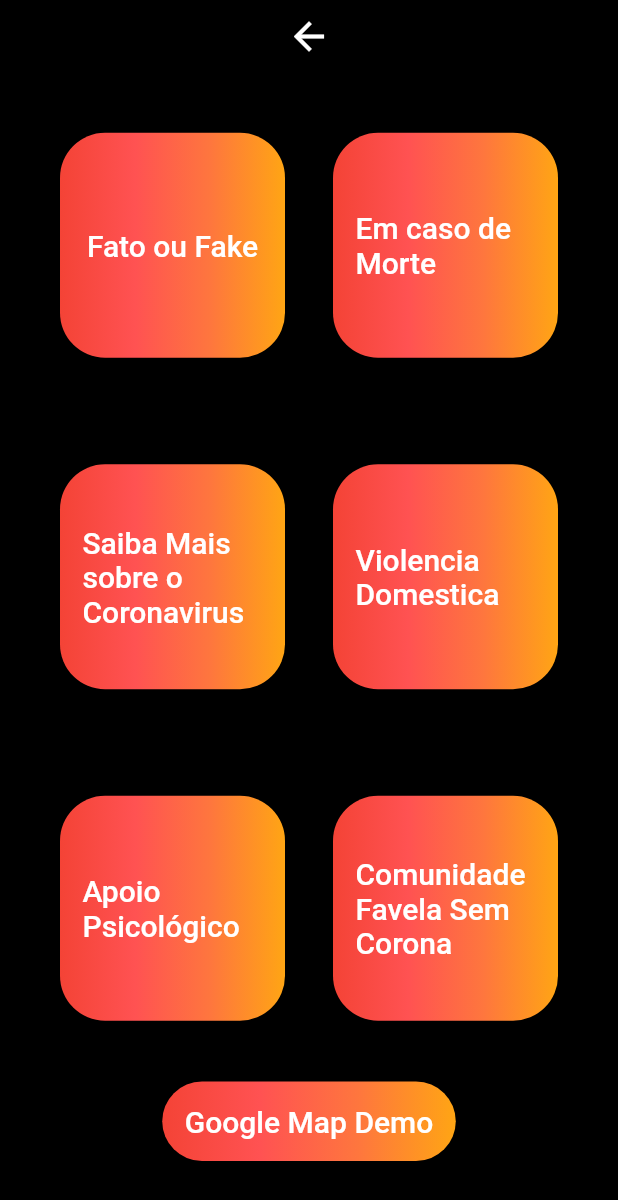
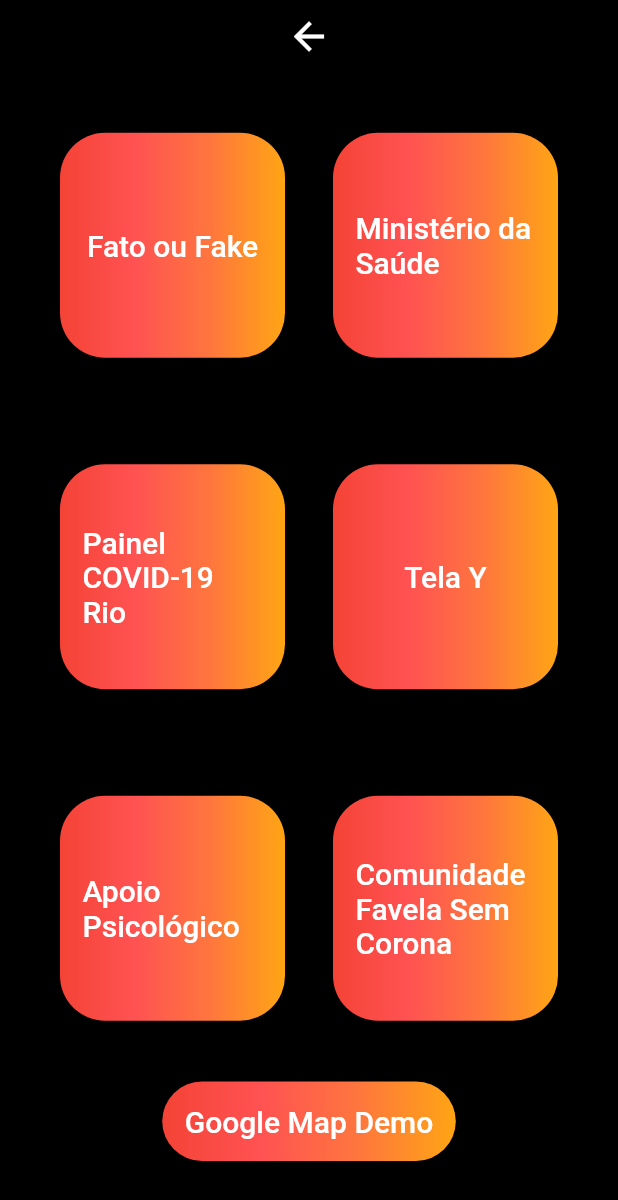
Before and after one commit to Abhimanyu121/favela_sem_corona, a Flutter app: the screen it shows after launch, after a tap on "Entrar", on a phone screen of 412 x 824 dp. Shown: the top 1200 px of the screen. Run offline on Flutter 3.47's test engine with Material 2 defaults, Android fonts, the phone set to English and light mode, and no system bars; our stand-ins replace google_maps_flutter, rflutter_alert, webview_flutter.

Commit message:
new screens

```diff
--- a/lib/main.dart
+++ b/lib/main.dart
@@ -1,3 +1,4 @@
+import 'package:favelasemcorona/screens/arcgis_covid_screen.dart';
 import 'package:favelasemcorona/screens/map_demo.dart';
 import 'package:favelasemcorona/screens/menu_screen.dart';
 import 'package:favelasemcorona/screens/quiz_screen.dart';
@@ -20,6 +21,7 @@ class FavelaSemCorona extends StatelessWidget {
         QuizScreen.id: (context) => QuizScreen(),
         WikipediaExplorer.id: (context) => WikipediaExplorer(),
         MapsDemo.id: (context) => MapsDemo(),
+        PainelCovidRioScreen.id: (context) => PainelCovidRioScreen(),
       },
     );
   }
--- a/lib/models/favelas.dart
+++ b/lib/models/favelas.dart
@@ -65,137 +65,7 @@ const List<String> favelas = [
   'Complexo São Carlos (Estácio)',
 ];
 
-List<PostoDeSaude> postosdesaude = [
-  PostoDeSaude(
-    nome: 'UPA Rocinha',
-    endereco: 'Estrada da Gávea, 520 (curva do S) - Rocinha',
-    telefone: '3322-7190',
-    horariosDeFuncionamento: ['24 horas'],
-  ),
-  PostoDeSaude(
-    nome: 'UPA Alemão',
-    endereco: 'Estrada Itararé, 951 - Ramos',
-    telefone: '3881-1656',
-    horariosDeFuncionamento: ['24 horas'],
-  ),
-  PostoDeSaude(
-    nome: 'UPA Manguinhos',
-    endereco: 'Av. Dom Helder Câmara, 1390 - Manguinhos',
-    telefone: '2332-2405',
-    horariosDeFuncionamento: ['24 horas'],
-  ),
-  PostoDeSaude(
-    nome: 'UPA Engenho de Dentro',
-    endereco: 'Rua Bernardo, s/n - Engenho de Dentro',
-    telefone: '2592-0502',
-    horariosDeFuncionamento: ['24 horas'],
-  ),
-  PostoDeSaude(
-    nome: 'UPA Madureira',
-    endereco: 'Praça dos Lavradores, s/n - Campinho',
-    telefone: '3358-2994',
-    horariosDeFuncionamento: ['24 horas'],
-  ),
-  PostoDeSaude(
-    nome: 'UPA Costa Barros',
-    endereco: 'Estrada Botafogo, s/n - Costa Barros',
-    telefone: '2508-6990',
-    horariosDeFuncionamento: ['24 horas'],
-  ),
-  PostoDeSaude(
-    nome: 'UPA Rocha Miranda',
-    endereco: 'Estrada do Barro Vermelho, s/n - Rocha Miranda',
-    telefone: '3015-6259',
-    horariosDeFuncionamento: ['24 horas'],
-  ),
-  PostoDeSaude(
-    nome: 'UPA Cidade de Deus',
-    endereco: 'Rua Edgar Werneck, s/n - Cidade de Deus',
-    telefone: '2232-3173',
-    horariosDeFuncionamento: ['24 horas'],
-  ),
-  PostoDeSaude(
-    nome: 'UPA Vila Kennedy',
-    endereco: 'Praça Dolomitas, s/n - Vila Kennedy',
-    telefone: '2405-0303 / 2405-0447',
-    lat: -22.9042218,
-    lng: -43.2614829,
-    horariosDeFuncionamento: ['24 horas'],
-  ),
-  PostoDeSaude(
-    nome: 'UPA Senador Camará',
-    endereco: 'Av. Santa Cruz, 6486 - Senador Camará',
-    telefone: '3839-3688 / 3839-5847',
-    horariosDeFuncionamento: ['24 horas'],
-  ),
-  PostoDeSaude(
-    nome: 'UPA Magalhães Bastos',
-    endereco: 'Estrada Manoel Nogueira de Sá c/ Rua Professor José Rodrigues s/n - Magalhães Bastos',
-    telefone: '3550-7080',
-    horariosDeFuncionamento: ['24 horas'],
-  ),
-  PostoDeSaude(
-    nome: 'UPA Sepetiba',
-    endereco: 'Rua José Fernandes, s/n - Alagados - Sepetiba',
-    telefone: '3404-7250',
-    horariosDeFuncionamento: ['24 horas'],
-  ),
-  PostoDeSaude(
-    nome: 'UPA Santa Cruz',
-    endereco: 'Avenida João XXIII, s/n (em frente ao CIEP Papa João XXIII) - Santa Cruz',
-    telefone: '2416-5719',
-    horariosDeFuncionamento: ['24 horas'],
-  ),
-  PostoDeSaude(
-    nome: 'UPA Paciência',
-    endereco: 'Estrada Santa Eugênia, s/n - Jardim 7 de Abril - Paciência',
-    telefone: '3406-7697 / 3426-4410',
-    horariosDeFuncionamento: ['24 horas'],
-  ),
-  PostoDeSaude(
-    nome: 'CER Centro (Souza Aguiar)',
-    endereco: 'Rua Frei Caneca, s/n (ao lado do n 52) - Centro',
-    telefone: '2507-1311',
-    horariosDeFuncionamento: ['24 horas'],
-  ),
-  PostoDeSaude(
-    nome: 'CER Leblon (Miguel Couto)',
-    endereco: 'Rua Mário Ribeiro, 1080 - Leblon',
-    telefone: '2529-9200',
-    horariosDeFuncionamento: ['24 horas'],
-  ),
-  PostoDeSaude(
-    nome: 'CER Barra da Tijuca (Lourenço Jorge)',
-    endereco: 'Av. Ayrton Senna, 2000 - Barra da Tijuca',
-    telefone: '3870-3716',
-    horariosDeFuncionamento: ['24 horas'],
-  ),
-  PostoDeSaude(
-    nome: 'CER Ilha do Governador (Evandro Freire)',
-    endereco: 'Estrada do Galeão, 2920 - Ilha do Governador',
-    telefone: '3353-6179',
-    horariosDeFuncionamento: ['24 horas'],
-  ),
-  PostoDeSaude(
-    nome: 'CER Pedro II (Pedro II)',
-    endereco: 'Rua do Prado, 325 Santa Cruz',
-    telefone: '2419-4792',
-    horariosDeFuncionamento: ['24 horas'],
-  ),
-  PostoDeSaude(
-    nome: 'CER Realengo (Albert Schweitzer)',
-    endereco: 'Rua Nilópolis, 239 - Realengo',
-    telefone: 'nao informado',
-    horariosDeFuncionamento: ['24 horas'],
-  ),
-  PostoDeSaude(
-    nome: 'CER Campo Grande (Rocha Faria)',
-    endereco: 'Av. Cesário de Melo, 3215 - Campo Grande',
-    telefone: '2233-6791 / 2233-6797',
-    horariosDeFuncionamento: ['24 horas'],
-  ),
 
-];
 
 //Fazer mapa do COVID-19 nas favelas do município do Rio de Janeiro*
 //- Total de casos, casos ativos, casos recuperados e casos fatais (Por favela) DONE
--- a/lib/models/posto_de_saude.dart
+++ b/lib/models/posto_de_saude.dart
@@ -17,3 +17,222 @@ class PostoDeSaude {
   double lng;
   int totalDeMedicos;
 }
+
+List<PostoDeSaude> postosdesaude = [
+  PostoDeSaude(
+    nome: 'UPA Rocinha',
+    endereco: 'Estrada da Gávea, 520 (curva do S) - Rocinha',
+    telefone: '3322-7190',
+    lat: -22.9892591,
+    lng: -43.2542239,
+    horariosDeFuncionamento: ['24 horas'],
+  ),
+  PostoDeSaude(
+    nome: 'UPA Alemão',
+    endereco: 'Estrada Itararé, 951 - Ramos',
+    telefone: '3881-1656',
+    lat: -22.865045,
+    lng: -43.2705581,
+    horariosDeFuncionamento: ['24 horas'],
+  ),
+  PostoDeSaude(
+    nome: 'UPA Manguinhos',
+    endereco: 'Av. Dom Helder Câmara, 1390 - Manguinhos',
+    telefone: '2332-2405 / 2332-2408',
+    lat: -22.8857398,
+    lng: -43.2532465,
+    horariosDeFuncionamento: ['24 horas'],
+  ),
+  PostoDeSaude(
+    nome: 'UPA Engenho de Dentro',
+    endereco: 'Rua Bernardo, s/n - Engenho de Dentro',
+    telefone: '2592-0502',
+    lat: -22.9035035,
+    lng: -43.3027732,
+    horariosDeFuncionamento: ['24 horas'],
+  ),
+  PostoDeSaude(
+    nome: 'UPA Madureira',
+    endereco: 'Praça dos Lavradores, s/n - Campinho',
+    telefone: '3358-2994',
+    lat: -22.882234,
+    lng: -43.3469191,
+    horariosDeFuncionamento: ['24 horas'],
+  ),
+  PostoDeSaude(
+    nome: 'UPA Costa Barros',
+    endereco: 'Estrada Botafogo, s/n - Costa Barros',
+    telefone: '2508-6990',
+    lat: -22.8217632,
+    lng: -43.3709838,
+    horariosDeFuncionamento: ['24 horas'],
+  ),
+  PostoDeSaude(
+    nome: 'UPA Rocha Miranda',
+    endereco: 'Estrada do Barro Vermelho, s/n - Rocha Miranda',
+    telefone: '3015-6259',
+    lat: -22.851331,
+    lng: -43.348782,
+    horariosDeFuncionamento: ['24 horas'],
+  ),
+  PostoDeSaude(
+    nome: 'UPA Cidade de Deus',
+    endereco: 'Rua Edgar Werneck, s/n - Cidade de Deus',
+    telefone: '2232-3173',
+    lat: -22.947204,
+    lng: -43.361688,
+    horariosDeFuncionamento: ['24 horas'],
+  ),
+  PostoDeSaude(
+    nome: 'UPA Vila Kennedy',
+    endereco: 'Praça Dolomitas, s/n - Vila Kennedy',
+    telefone: '2405-0303 / 2405-0447',
+    lat: -22.8549106,
+    lng: -43.4946111,
+    horariosDeFuncionamento: ['24 horas'],
+  ),
+  PostoDeSaude(
+    nome: 'UPA Senador Camará',
+    endereco: 'Av. Santa Cruz, 6486 - Senador Camará',
+    telefone: '3839-3688 / 3839-5847',
+    lat: -22.882471,
+    lng: -43.485547,
+    horariosDeFuncionamento: ['24 horas'],
+  ),
+  PostoDeSaude(
+    nome: 'UPA Magalhães Bastos',
+    endereco: 'Estrada Manoel Nogueira de Sá c/ Rua Professor José Rodrigues s/n - Magalhães Bastos',
+    telefone: '3550-7080 / 2018-2525',
+    lat: -22.8925313,
+    lng: -43.4197684,
+    horariosDeFuncionamento: ['24 horas'],
+  ),
+  PostoDeSaude(
+    nome: 'UPA Sepetiba',
+    endereco: 'Rua José Fernandes, s/n - Alagados - Sepetiba',
+    telefone: '3404-7250',
+    lat: -22.974701,
+    lng: -43.695961,
+    horariosDeFuncionamento: ['24 horas'],
+  ),
+  PostoDeSaude(
+    nome: 'UPA Santa Cruz',
+    endereco: 'Avenida João XXIII, s/n (em frente ao CIEP Papa João XXIII) - Santa Cruz',
+    telefone: '2416-5719',
+    lat: -22.906854,
+    lng: -43.706149,
+    horariosDeFuncionamento: ['24 horas'],
+  ),
+  PostoDeSaude(
+    nome: 'UPA Paciência',
+    endereco: 'Estrada Santa Eugênia, s/n - Jardim 7 de Abril - Paciência',
+    telefone: '3406-7697 / 3426-4410 / 3406-4790',
+    lat: -22.9271677,
+    lng: -43.6373378,
+    horariosDeFuncionamento: ['24 horas'],
+  ),
+  PostoDeSaude(
+    nome: 'CER Centro (Souza Aguiar)',
+    endereco: 'Rua Frei Caneca, s/n (ao lado do n 52) - Centro',
+    telefone: '2507-1311',
+    lat: -22.9091266,
+    lng: -43.1929243,
+    horariosDeFuncionamento: ['24 horas'],
+  ),
+  PostoDeSaude(
+    nome: 'CER Leblon (Miguel Couto)',
+    endereco: 'Rua Mário Ribeiro, 1080 - Leblon',
+    telefone: '2529-9200',
+    lat: -22.9771588,
+    lng: -43.2257906,
+    horariosDeFuncionamento: ['24 horas'],
+  ),
+  PostoDeSaude(
+    nome: 'CER Barra da Tijuca (Lourenço Jorge)',
+    endereco: 'Av. Ayrton Senna, 2000 - Barra da Tijuca',
+    telefone: '3870-3716',
+    lat: -22.9947511,
+    lng: -43.3675526,
+    horariosDeFuncionamento: ['24 horas'],
+  ),
+  PostoDeSaude(
+    nome: 'CER Ilha do Governador (Evandro Freire)',
+    endereco: 'Estrada do Galeão, 2920 - Ilha do Governador',
+    telefone: '3353-6179 / 3353-6135',
+    lat: -22.804594,
+    lng: -43.212893,
+    horariosDeFuncionamento: ['24 horas'],
+  ),
+  PostoDeSaude(
+    nome: 'CER Pedro II (Pedro II)',
+    endereco: 'Rua do Prado, 325 Santa Cruz',
+    telefone: '2419-4792 / 3313-2554 / 3365-5201',
+    lat: -22.9126616,
+    lng: -43.6898988,
+    horariosDeFuncionamento: ['24 horas'],
+  ),
+  PostoDeSaude(
+    nome: 'CER Realengo (Albert Schweitzer)',
+    endereco: 'Rua Nilópolis, 239 - Realengo',
+    telefone: '2233-6791',
+    lat: -22.8666163,
+    lng: -43.4415797,
+    horariosDeFuncionamento: ['24 horas'],
+  ),
+  PostoDeSaude(
+    nome: 'CER Campo Grande (Rocha Faria)',
+    endereco: 'Av. Cesário de Melo, 3215 - Campo Grande',
+    telefone: '2233-6791 / 2233-6797 / 2088-4500',
+    lat: -22.9082524,
+    lng: -43.5645782,
+    horariosDeFuncionamento: ['24 horas'],
+  ),
+  PostoDeSaude(
+    nome: 'Hospital Municipal Souza Aguiar',
+    endereco: 'Praça da Republica, 111 - Centro',
+    telefone: '3111-2600 / 3111-2611',
+    lat: -22.908521,
+    lng: -43.1923835,
+    horariosDeFuncionamento: ['24 horas'],
+  ),
+  PostoDeSaude(
+    nome: 'Hospital Municipal Salgado Filho',
+    endereco: 'Rua Arquias Cordeiro, 370 - Méier',
+    telefone: '3111-4100',
+    lat: -22.9005873,
+    lng: -43.2802058,
+    horariosDeFuncionamento: ['24 horas'],
+  ),
+  PostoDeSaude(
+    nome: 'Hospital Municipal Miguel Couto',
+    endereco: 'Rua Mário Ribeiro, 117 - Leblon',
+    telefone: '3111-3781',
+    lat: -22.9775794,
+    lng: -43.2262059,
+    horariosDeFuncionamento: ['24 horas'],
+  ),
+  PostoDeSaude(
+    nome: 'Hospital Municipal Lourenço Jorge',
+    endereco: 'Avenida Ayrton Senna, 2000 - Barra da Tijuca',
+    telefone: '3111-4652 / 3111-4653',
+    lat: -22.9949884,
+    lng: -43.3659493,
+    horariosDeFuncionamento: ['24 horas'],
+  ),
+  PostoDeSaude(
+    nome: 'Hospal Municipal Rocha Maia',
+    endereco: 'Rua General Severiano, 91 - Botafogo',
+    telefone: '2295-2295',
+    lat: -22.9533986,
+    lng: -43.1791515,
+    horariosDeFuncionamento: ['24 horas'],
+  ),
+  PostoDeSaude(
+    nome: 'Hospal Municipal Francisco da Silva Telles',
+    endereco: 'Av. Ubirajá, 25 - Irajá',
+    telefone: '3111-2011',
+    lat: -22.8308383,
+    lng: -43.3302707,
+    horariosDeFuncionamento: ['24 horas'],
+  ),
+];
--- /dev/null
+++ b/lib/models/posto_de_saude_markers.dart
@@ -0,0 +1,49 @@
+import 'package:google_maps_flutter/google_maps_flutter.dart';
+import 'package:favelasemcorona/models/posto_de_saude.dart';
+
+//TODO: 1. Refactor this into a list of markers
+
+List<Marker> postosdesaudemarkers = [
+Marker(
+  markerId: MarkerId(postosdesaude[0].nome),
+  position: LatLng(postosdesaude[0].lat,postosdesaude[0].lng),
+  infoWindow: InfoWindow(title: postosdesaude[0].nome, snippet: postosdesaude[0].endereco),
+  icon: BitmapDescriptor.defaultMarkerWithHue(BitmapDescriptor.hueRed),
+),
+
+ Marker(
+  markerId: MarkerId(postosdesaude[1].nome),
+  position: LatLng(postosdesaude[1].lat,postosdesaude[1].lng),
+  infoWindow: InfoWindow(title: postosdesaude[1].nome),
+  icon: BitmapDescriptor.defaultMarkerWithHue(BitmapDescriptor.hueRed,),
+),
+
+];
+
+Marker ps0Marker = Marker(
+  markerId: MarkerId(postosdesaude[0].nome),
+  position: LatLng(postosdesaude[0].lat,postosdesaude[0].lng),
+  infoWindow: InfoWindow(title: postosdesaude[0].nome, snippet: postosdesaude[0].endereco),
+  icon: BitmapDescriptor.defaultMarkerWithHue(BitmapDescriptor.hueRed),
+);
+
+Marker ps1Marker =  Marker(
+  markerId: MarkerId(postosdesaude[1].nome),
+  position: LatLng(postosdesaude[1].lat,postosdesaude[1].lng),
+  infoWindow: InfoWindow(title: postosdesaude[1].nome, snippet: postosdesaude[1].endereco),
+  icon: BitmapDescriptor.defaultMarkerWithHue(BitmapDescriptor.hueRed,),
+);
+
+Marker ps2Marker =  Marker(
+  markerId: MarkerId(postosdesaude[2].nome),
+  position: LatLng(postosdesaude[2].lat,postosdesaude[2].lng),
+  infoWindow: InfoWindow(title: postosdesaude[2].nome, snippet: postosdesaude[2].endereco),
+  icon: BitmapDescriptor.defaultMarkerWithHue(BitmapDescriptor.hueRed,),
+);
+
+Marker ps3Marker = Marker(
+  markerId: MarkerId(postosdesaude[3].nome),
+  position: LatLng(postosdesaude[3].lat,postosdesaude[3].lng),
+  infoWindow: InfoWindow(title: postosdesaude[3].nome, snippet: postosdesaude[3].endereco),
+  icon: BitmapDescriptor.defaultMarkerWithHue(BitmapDescriptor.hueRed,),
+);
--- a/lib/screens/map_demo.dart
+++ b/lib/screens/map_demo.dart
@@ -1,12 +1,18 @@
+import 'package:favelasemcorona/screens/posto_de_saude_screen.dart';
 import 'package:flutter/cupertino.dart';
 import 'package:flutter/material.dart';
 import 'package:flutter/widgets.dart';
 import 'package:google_maps_flutter/google_maps_flutter.dart';
 import 'dart:async';
 import 'package:favelasemcorona/constants.dart';
+import 'package:favelasemcorona/models/posto_de_saude_markers.dart';
+import 'package:favelasemcorona/models/posto_de_saude.dart';
 
 class MapsDemo extends StatefulWidget {
   static const id = 'maps_demo';
+
+  MapsDemo({this.postoDeSaude});
+  final PostoDeSaude postoDeSaude;
 
   @override
   _MapsDemoState createState() => _MapsDemoState();
@@ -15,31 +21,10 @@ class MapsDemo extends StatefulWidget {
 class _MapsDemoState extends State<MapsDemo> {
 
   Completer<GoogleMapController> _controller = Completer();
-  static const LatLng _center = LatLng(-22.8652092,-43.5232072);
+  static const LatLng _center = LatLng(-22.9892591,-43.2542239);
   final Set<Marker> _markers = {};
   LatLng _lastMapPosition = _center;
   MapType _currentMapType = MapType.normal;
-
-  Marker riodeJaneiroMarker = Marker(
-    markerId: MarkerId('teste'),
-    position: LatLng(-22.8952092,-43.5332072),
-    infoWindow: InfoWindow(title: 'MarkerRio'),
-    icon: BitmapDescriptor.defaultMarkerWithHue(BitmapDescriptor.hueYellow),
-  );
-
-  Marker bernardinMarker = Marker(
-    markerId: MarkerId('bernardin'),
-    position: LatLng(-22.9052092,-43.5232072),
-    infoWindow: InfoWindow(title: 'Le Bernardin'),
-    icon: BitmapDescriptor.defaultMarkerWithHue(BitmapDescriptor.hueViolet,),
-  );
-
-  Marker blueMarker = Marker(
-    markerId: MarkerId('bluehill'),
-    position: LatLng(-22.9152092,-43.5832072),
-    infoWindow: InfoWindow(title: 'Blue Hill'),
-    icon: BitmapDescriptor.defaultMarkerWithHue(BitmapDescriptor.hueViolet,),
-  );
 
 
   static final CameraPosition _position1 = CameraPosition(
@@ -56,9 +41,10 @@ class _MapsDemoState extends State<MapsDemo> {
 
   void _onMapCreated(GoogleMapController controller) {
     _controller.complete(controller);
-    _markers.add(riodeJaneiroMarker);
-    _markers.add(bernardinMarker);
-    _markers.add(blueMarker);
+    _markers.add(ps0Marker);
+    _markers.add(ps1Marker);
+    _markers.add(ps2Marker);
+    _markers.add(ps3Marker);
   }
 
   void _onCameraMove(CameraPosition position) {
@@ -156,18 +142,40 @@ class _MapsDemoState extends State<MapsDemo> {
                 height: 180,
                 child: ListView.builder(
                   scrollDirection: Axis.horizontal,
-                  itemCount: _markers.length,
-                  itemBuilder: (context, index){
-                    return Container(
-                      margin: EdgeInsets.all(8),
-                      child: Card(
-                        child: Center(
-                          child: Text(_markers.elementAt(index).markerId.value),
+                  itemCount: postosdesaude.length,
+                  itemBuilder: (BuildContext context, int index) {
+                    PostoDeSaude postoDeSaude = postosdesaude[index];
+                    return GestureDetector(
+                      onTap: () => Navigator.push(context, MaterialPageRoute(builder: (_) => PostoDeSaudeScreen(postoDeSaude: postoDeSaude,),),),
+                      child: Container(
+                        margin: EdgeInsets.all(8),
+                        width: 200,
+                        child: Stack(
+                          alignment: Alignment.topCenter,
+                          children: <Widget>[
+                            Positioned(bottom: 15,
+                            child: Container(
+                              height: 120,
+                              width: 200,
+                              decoration: BoxDecoration(color: Colors.white, borderRadius: BorderRadius.circular(10.0)),
+                              child: Padding(
+                                padding: const EdgeInsets.all(8.0),
+                                child: Column(
+                                  mainAxisAlignment: MainAxisAlignment.center,
+                                  crossAxisAlignment: CrossAxisAlignment.start,
+                                  children: <Widget>[
+                                    Text('${postoDeSaude.nome}', style: TextStyle(fontSize: 16.0, fontWeight: FontWeight.w600, letterSpacing: 0.2, color: Colors.indigo),),
+                                    SizedBox(height: 2.0,),
+                                    Text('${postoDeSaude.endereco}', style: TextStyle(color: Colors.grey, fontSize: 12),),
+                                    SizedBox(height: 2.0,),
+                                    Text('Tel: ${postoDeSaude.telefone}', style: TextStyle(color: Colors.black38, fontSize: 12),),
+                                  ],
+                                ),
+                              ),
+                            ),),
+                          ],
                         ),
-                        elevation: 5,
                       ),
-                      width: 200,
-                      height: 100,
                     );
                   },
                 ),
@@ -179,3 +187,19 @@ class _MapsDemoState extends State<MapsDemo> {
     );
   }
 }
+
+
+//itemCount: _markers.length,
+//itemBuilder: (context, index){
+//return Container(
+//margin: EdgeInsets.all(8),
+//child: Card(
+//child: Center(
+//child: Text(_markers.elementAt(index).markerId.value),
+//),
+//elevation: 5,
+//),
+//width: 200,
+//height: 100,
+//);
+//},
--- a/lib/screens/menu_screen.dart
+++ b/lib/screens/menu_screen.dart
@@ -1,5 +1,6 @@
 import 'package:favelasemcorona/components/dharma_button.dart';
 import 'package:favelasemcorona/components/dharma_card.dart';
+import 'package:favelasemcorona/screens/arcgis_covid_screen.dart';
 import 'package:favelasemcorona/screens/wikipedia_reader_screen.dart';
 import 'package:flutter/cupertino.dart';
 import 'package:flutter/material.dart';
@@ -58,7 +59,7 @@ class _MenuScreenState extends State<MenuScreen> {
                           mainAxisAlignment: MainAxisAlignment.center,
                           children: <Widget>[
                             DharmaCard(titleOfButton: 'Fato ou Fake', onPressed: (){Navigator.pushNamed(context, QuizScreen.id);},),
-                            DharmaCard(titleOfButton: 'Em caso de Morte', onPressed: (){Navigator.pop(context);},),
+                            DharmaCard(titleOfButton: 'Ministério da Saúde', onPressed: (){Navigator.pushNamed(context, WikipediaExplorer.id);},),
                           ],
                         ),
                       ),
@@ -67,8 +68,8 @@ class _MenuScreenState extends State<MenuScreen> {
                         child: Row(
                           mainAxisAlignment: MainAxisAlignment.center,
                           children: <Widget>[
-                            DharmaCard(titleOfButton: 'Saiba Mais sobre o Coronavirus', onPressed: (){Navigator.pushNamed(context, WikipediaExplorer.id);},),
-                            DharmaCard(titleOfButton: 'Violencia Domestica', onPressed: (){Navigator.pop(context);},),
+                            DharmaCard(titleOfButton: 'Painel COVID-19 Rio', onPressed: (){Navigator.pushNamed(context, PainelCovidRioScreen.id);},),
+                            DharmaCard(titleOfButton: 'Tela Y', onPressed: (){Navigator.pop(context);},),
                           ],
                         ),
                       ),
--- a/lib/screens/wikipedia_reader_screen.dart
+++ b/lib/screens/wikipedia_reader_screen.dart
@@ -44,7 +44,7 @@ class _WikipediaExplorerState extends State<WikipediaExplorer> {
         ],
       ),
       body: WebView(
-        initialUrl: 'https://experience.arcgis.com/experience/38efc69787a346959c931568bd9e2cc4',
+        initialUrl: 'https://coronavirus.saude.gov.br/sobre-a-doenca#definicaodecaso',
         //initialUrl:
         javascriptMode: JavascriptMode.unrestricted,
         onWebViewCreated: (WebViewController webViewController) {
```
Also changed, not shown: lib/screens/arcgis_covid_screen.dart (added, +30 -0 lines), lib/screens/posto_de_saude_screen.dart (added, +151 -0 lines), images/doctor.png (added).
